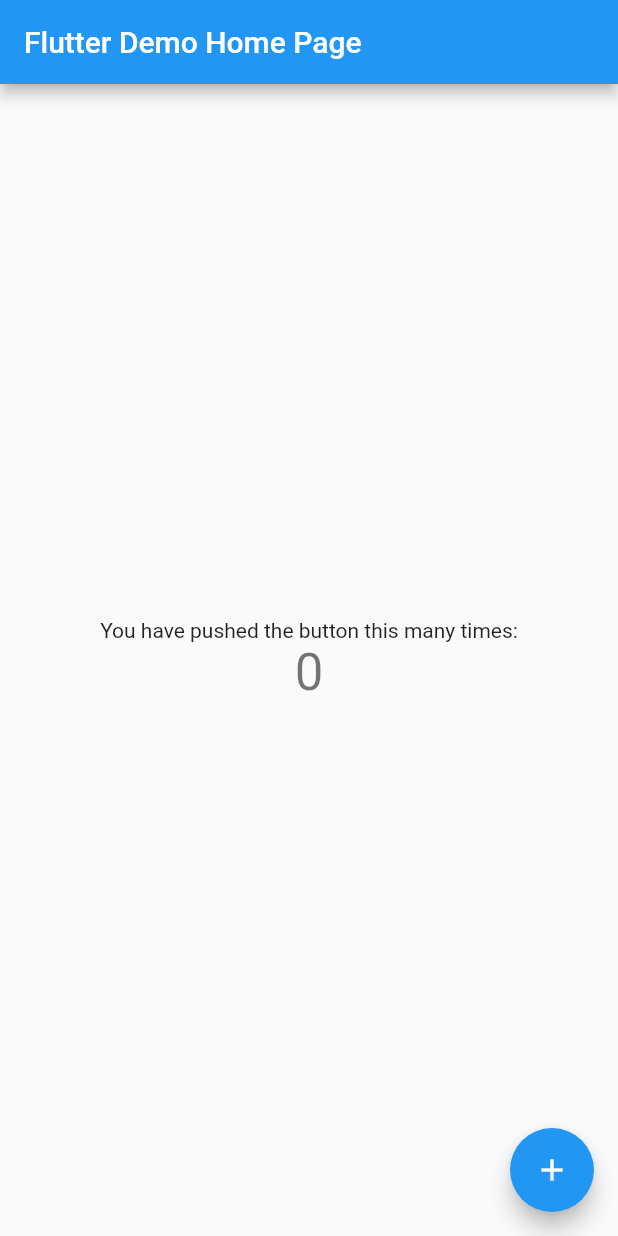
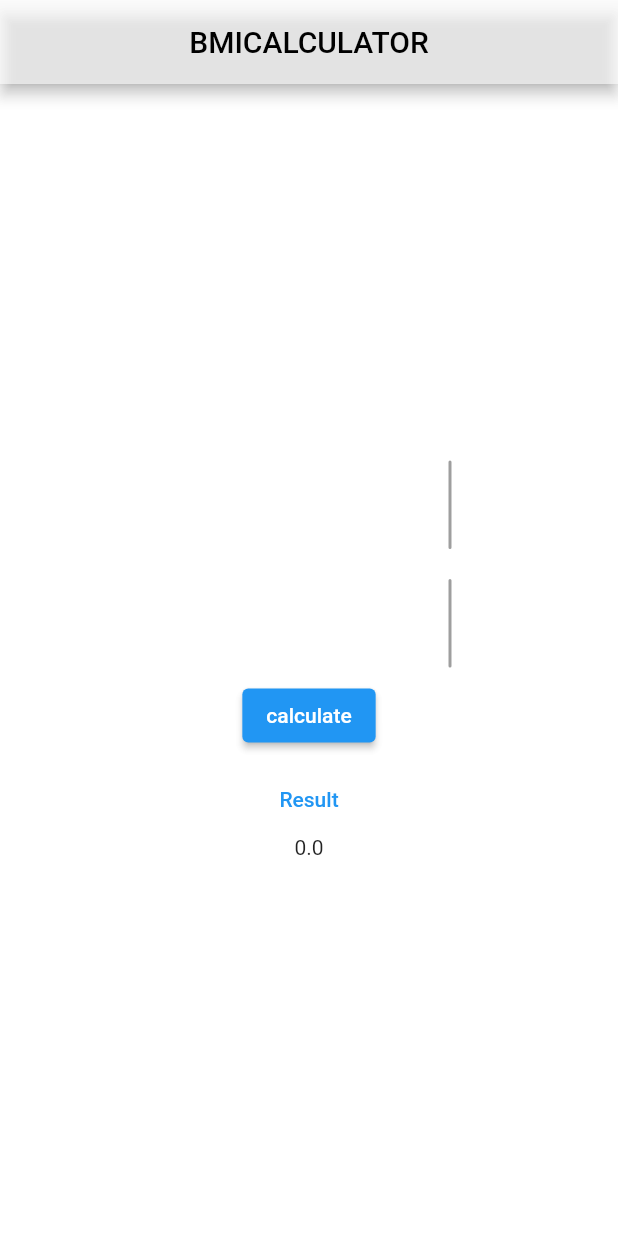
Before and after one commit to LINNET-KJ/bmi_calculator, a Flutter app: the screen it shows after launch, on a phone screen of 412 x 824 dp. Run offline on Flutter 3.47's test engine with Material 2 defaults, Android fonts, the phone set to English and light mode, and no system bars.

Commit message:
BMICALCULATOR

```diff
--- /dev/null
+++ b/lib/bmicalc.dart
@@ -0,0 +1,70 @@
+import 'package:flutter/material.dart';
+
+class BmiCalc extends StatefulWidget {
+  const BmiCalc({Key? key}) : super(key: key);
+
+  @override
+  State<BmiCalc> createState() => _BmiCalcState();
+}
+
+class _BmiCalcState extends State<BmiCalc> {
+  TextEditingController height = TextEditingController();
+  TextEditingController weight = TextEditingController();
+  double h_value=0;
+  double w_value=0;
+  double result=0;
+  void calculate(){
+    h_value=double.parse(height.text)/100;
+    w_value=double.parse(weight.text);
+    result=w_value/(h_value*h_value);
+    print(result);
+  }
+  @override
+  Widget build(BuildContext context) {
+    return Scaffold(
+      appBar: AppBar(
+        backgroundColor: Colors.white60,
+        centerTitle: true,
+        title: Text(style: TextStyle(color: Colors.black), 'BMICALCULATOR'),
+      ),
+      backgroundColor: Colors.white60,
+      body: Column(mainAxisAlignment: MainAxisAlignment.center, children: [
+        Padding(
+          padding: const EdgeInsets.only(left: 300.0, right: 300.0),
+          child: TextField(
+            controller: height,
+            decoration: InputDecoration(
+              border: OutlineInputBorder(),
+              hintText: 'height',
+            ),
+          ),
+        ),
+        SizedBox(
+          height: 20,
+        ),
+        Padding(
+          padding: const EdgeInsets.only(left: 300.0, right: 300.0),
+          child: TextField(
+            controller: weight,
+            decoration: InputDecoration(
+              border: OutlineInputBorder(),
+              hintText: 'weight',
+            ),
+          ),
+        ),
+        Padding(
+          padding: const EdgeInsets.all(8.0),
+          child: ElevatedButton(onPressed: () {}, child: Text('calculate')),
+        ),
+        TextButton(onPressed: () {
+          setState((){
+          calculate();
+          });
+        },
+            child: Text('Result')),
+        Text(result.toString())
+
+      ]),
+    );
+  }
+}
--- a/lib/main.dart
+++ b/lib/main.dart
@@ -1,115 +1,5 @@
 import 'package:flutter/material.dart';
-
-void main() {
-  runApp(const MyApp());
+import 'package:project4/bmicalc.dart';
+void main(){
+  runApp(MaterialApp(home: BmiCalc(),));
 }
-
-class MyApp extends StatelessWidget {
-  const MyApp({Key? key}) : super(key: key);
-
-  // This widget is the root of your application.
-  @override
-  Widget build(BuildContext context) {
-    return MaterialApp(
-      title: 'Flutter Demo',
-      theme: ThemeData(
-        // This is the theme of your application.
-        //
-        // Try running your application with "flutter run". You'll see the
-        // application has a blue toolbar. Then, without quitting the app, try
-        // changing the primarySwatch below to Colors.green and then invoke
-        // "hot reload" (press "r" in the console where you ran "flutter run",
-        // or simply save your changes to "hot reload" in a Flutter IDE).
-        // Notice that the counter didn't reset back to zero; the application
-        // is not restarted.
-        primarySwatch: Colors.blue,
-      ),
-      home: const MyHomePage(title: 'Flutter Demo Home Page'),
-    );
-  }
-}
-
-class MyHomePage extends StatefulWidget {
-  const MyHomePage({Key? key, required this.title}) : super(key: key);
-
-  // This widget is the home page of your application. It is stateful, meaning
-  // that it has a State object (defined below) that contains fields that affect
-  // how it looks.
-
-  // This class is the configuration for the state. It holds the values (in this
-  // case the title) provided by the parent (in this case the App widget) and
-  // used by the build method of the State. Fields in a Widget subclass are
-  // always marked "final".
-
-  final String title;
-
-  @override
-  State<MyHomePage> createState() => _MyHomePageState();
-}
-
-class _MyHomePageState extends State<MyHomePage> {
-  int _counter = 0;
-
-  void _incrementCounter() {
-    setState(() {
-      // This call to setState tells the Flutter framework that something has
-      // changed in this State, which causes it to rerun the build method below
-      // so that the display can reflect the updated values. If we changed
-      // _counter without calling setState(), then the build method would not be
-      // called again, and so nothing would appear to happen.
-      _counter++;
-    });
-  }
-
-  @override
-  Widget build(BuildContext context) {
-    // This method is rerun every time setState is called, for instance as done
-    // by the _incrementCounter method above.
-    //
-    // The Flutter framework has been optimized to make rerunning build methods
-    // fast, so that you can just rebuild anything that needs updating rather
-    // than having to individually change instances of widgets.
-    return Scaffold(
-      appBar: AppBar(
-        // Here we take the value from the MyHomePage object that was created by
-        // the App.build method, and use it to set our appbar title.
-        title: Text(widget.title),
-      ),
-      body: Center(
-        // Center is a layout widget. It takes a single child and positions it
-        // in the middle of the parent.
-        child: Column(
-          // Column is also a layout widget. It takes a list of children and
-          // arranges them vertically. By default, it sizes itself to fit its
-          // children horizontally, and tries to be as tall as its parent.
-          //
-          // Invoke "debug painting" (press "p" in the console, choose the
-          // "Toggle Debug Paint" action from the Flutter Inspector in Android
-          // Studio, or the "Toggle Debug Paint" command in Visual Studio Code)
-          // to see the wireframe for each widget.
-          //
-          // Column has various properties to control how it sizes itself and
-          // how it positions its children. Here we use mainAxisAlignment to
-          // center the children vertically; the main axis here is the vertical
-          // axis because Columns are vertical (the cross axis would be
-          // horizontal).
-          mainAxisAlignment: MainAxisAlignment.center,
-          children: <Widget>[
-            const Text(
-              'You have pushed the button this many times:',
-            ),
-            Text(
-              '$_counter',
-              style: Theme.of(context).textTheme.headline4,
-            ),
-          ],
-        ),
-      ),
-      floatingActionButton: FloatingActionButton(
-        onPressed: _incrementCounter,
-        tooltip: 'Increment',
-        child: const Icon(Icons.add),
-      ), // This trailing comma makes auto-formatting nicer for build methods.
-    );
-  }
-}
```
